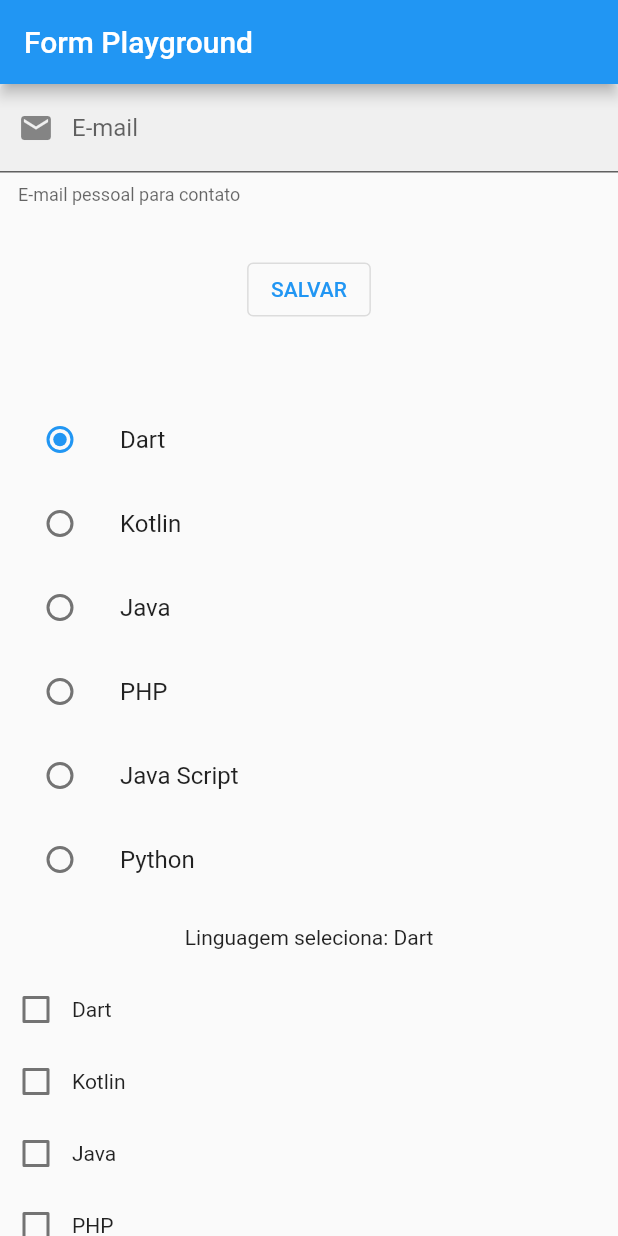
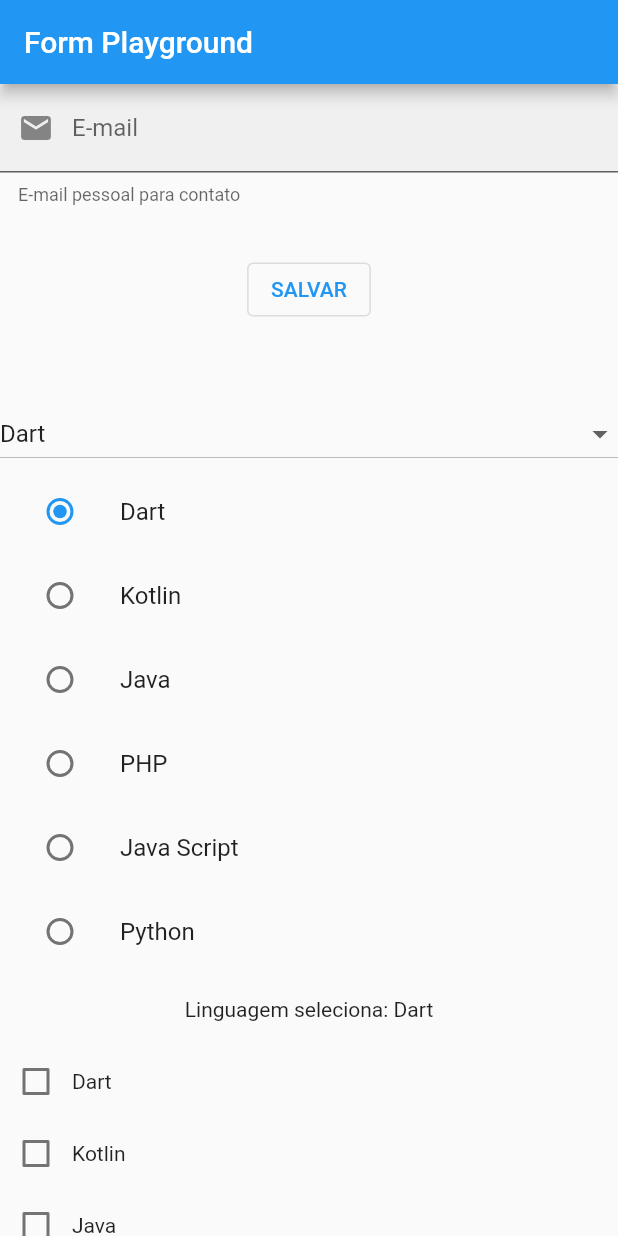
Before and after one commit to f290SI/f290_acf_form_widgets_playground, a Flutter app: the screen it shows after launch, on a phone screen of 412 x 824 dp. Run offline on Flutter 3.47's test engine with Material 2 defaults, Android fonts, the light colour scheme and no system bars.

Commit message:
Date Picker

```diff
--- a/lib/pages/home_page.dart
+++ b/lib/pages/home_page.dart
@@ -1,4 +1,5 @@
 import 'package:flutter/material.dart';
+import 'package:intl/intl.dart';
 
 class HomePage extends StatefulWidget {
   const HomePage({super.key});
@@ -9,6 +10,7 @@ class HomePage extends StatefulWidget {
 
 class _HomePageState extends State<HomePage> {
   final _controller = TextEditingController();
+  final _controllerDate = TextEditingController();
   var estadoTextField = '';
 
   static List<String> linguagens = [
@@ -24,6 +26,7 @@ class _HomePageState extends State<HomePage> {
   List<String> _linguagensSelecionadas = [];
   bool _estadoSwitch = false;
   double _valorSlider = 0;
+  DateTime _selectedDate = DateTime.now();
 
   @override
   Widget build(BuildContext context) {
@@ -59,6 +62,21 @@ class _HomePageState extends State<HomePage> {
             Text(estadoTextField),
 
             //TODO: Coletando valor unico
+            DropdownButton(
+                value: _linguagemSelecionada,
+                isExpanded: true,
+                items: linguagens
+                    .map((l) => DropdownMenuItem(
+                          value: l,
+                          child: Text(l),
+                        ))
+                    .toList(),
+                onChanged: ((value) {
+                  setState(() {
+                    _linguagemSelecionada = value;
+                  });
+                })),
+
             Column(
               children: linguagens
                   .map((l) => ListTile(
@@ -171,9 +189,34 @@ class _HomePageState extends State<HomePage> {
                         });
                       })))
                   .toList(),
-            )
+            ),
 
             // Selecionado Data e Hora
+            TextField(
+              controller: _controllerDate,
+              decoration: InputDecoration(
+                  labelText: 'Data',
+                  hintText: 'Data conclusão de curso',
+                  suffix: IconButton(
+                    icon: const Icon(
+                      Icons.date_range,
+                    ),
+                    onPressed: () {
+                      showDatePicker(
+                        context: context,
+                        initialDate: _selectedDate,
+                        firstDate:
+                            DateTime.now().subtract(const Duration(days: 60)),
+                        lastDate: DateTime.now().add(const Duration(days: 60)),
+                      ).then((selectedDate) {
+                        if (selectedDate != null) {
+                          _selectedDate = selectedDate;
+                          _controllerDate.text = selectedDate.toIso8601String();
+                        }
+                      });
+                    },
+                  )),
+            ),
           ],
         ),
       ),
--- a/pubspec.yaml
+++ b/pubspec.yaml
@@ -36,6 +36,7 @@ dependencies:
   # The following adds the Cupertino Icons font to your application.
   # Use with the CupertinoIcons class for iOS style icons.
   cupertino_icons: ^1.0.2
+  intl: ^0.17.0
 
 dev_dependencies:
   flutter_test:
```
